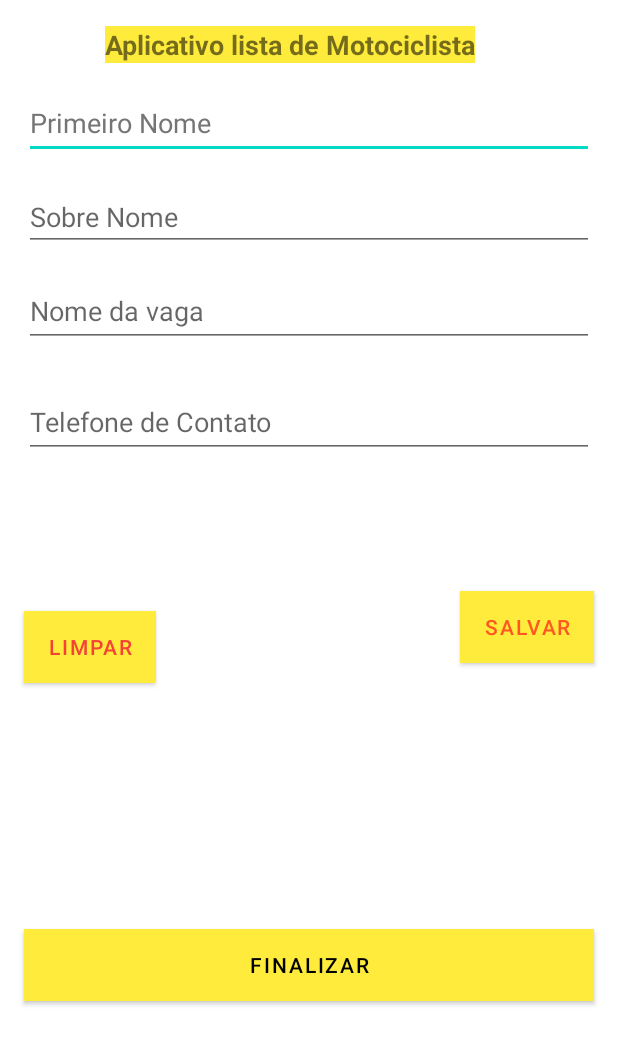
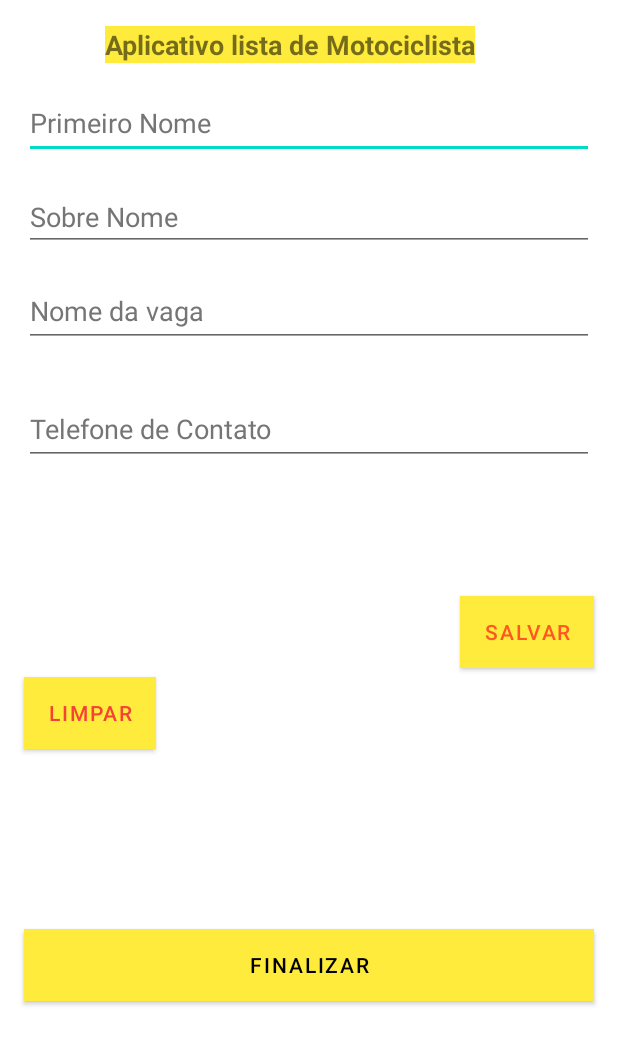
Before and after one commit to renatobrasil1/Curso-Desenvolvimento-Android, an Android app: the layout activity_main.xml on its own in the app's theme, with its tools: preview values and no code run, on a phone screen of 412 x 824 dp. Shown: the top 1045 px of the screen. Run offline under Robolectric (Android 15) with nearby library versions, the phone set to English and light mode, and no system bars.

Commit message:
executando o aplicativo no device ou seja no celular

```diff
--- a/Applistamotociclista/app/build.gradle
+++ b/Applistamotociclista/app/build.gradle
@@ -4,12 +4,12 @@ plugins {
 
 android {
     namespace 'renato.brasil.com.br.applistamotociclista'
-    compileSdk 32
+    compileSdk 33
 
     defaultConfig {
         applicationId "renato.brasil.com.br.applistamotociclista"
         minSdk 26
-        targetSdk 32
+        targetSdk 33
         versionCode 1
         versionName "1.0"
 
--- /dev/null
+++ b/Applistamotociclista/app/src/main/java/renato/brasil/com/br/applistamotociclista/MainActivity.java
@@ -0,0 +1,12 @@
+package renato.brasil.com.br.applistamotociclista;
+
+import android.app.Activity;
+import android.os.Bundle;
+
+public class MainActivity extends Activity {
+    @Override
+    protected void onCreate(Bundle savedInstanceState) {
+        super.onCreate(savedInstanceState);
+        setContentView(R.layout.activity_main);
+    }
+}
--- a/Applistamotociclista/app/src/main/res/layout/activity_main.xml
+++ b/Applistamotociclista/app/src/main/res/layout/activity_main.xml
@@ -33,7 +33,8 @@
         android:textColorHint="#757575"
         app:layout_constraintEnd_toEndOf="parent"
         app:layout_constraintStart_toStartOf="parent"
-        app:layout_constraintTop_toBottomOf="@+id/txttitulo" />
+        app:layout_constraintTop_toBottomOf="@+id/txttitulo"
+        android:autofillHints="" />
 
     <EditText
         android:id="@+id/editSobreNome"
@@ -44,13 +45,15 @@
         android:hint="@string/txt_hint_edit_sobrenome"
         android:inputType="textPersonName"
         android:minHeight="48dp"
+        android:textColorHint="#757575"
         app:layout_constraintEnd_toEndOf="parent"
         app:layout_constraintStart_toStartOf="parent"
         app:layout_constraintTop_toBottomOf="@+id/editPrimeiroNome"
-        tools:ignore="TouchTargetSizeCheck" />
+        tools:ignore="TouchTargetSizeCheck"
+        android:autofillHints="" />
 
     <EditText
-        android:id="@+id/editTextTextPersonName3"
+        android:id="@+id/editNomeDaVaga"
         android:layout_width="match_parent"
         android:layout_height="48dp"
         android:layout_margin="16dp"
@@ -58,12 +61,14 @@
         android:hint="@string/txt_hint_edit_nome_da_vaga"
         android:inputType="textPersonName"
         android:minHeight="48dp"
+        android:textColorHint="#757575"
         app:layout_constraintEnd_toEndOf="parent"
         app:layout_constraintStart_toStartOf="parent"
-        app:layout_constraintTop_toBottomOf="@+id/editSobreNome" />
+        app:layout_constraintTop_toBottomOf="@+id/editSobreNome"
+        android:autofillHints="" />
 
     <EditText
-        android:id="@+id/editTextTextPersonName4"
+        android:id="@+id/editTelefoneDeContato"
         android:layout_width="match_parent"
         android:layout_height="48dp"
         android:layout_margin="16dp"
@@ -71,19 +76,21 @@
         android:hint="@string/txt_hint_edit_telefone_de_contato"
         android:inputType="textPersonName"
         android:minHeight="48dp"
-        app:layout_constraintBottom_toTopOf="@+id/btbLimpar"
+        android:textColorHint="#757575"
+        app:layout_constraintBottom_toTopOf="@+id/btnLimpar"
         app:layout_constraintEnd_toEndOf="parent"
         app:layout_constraintHorizontal_bias="0.093"
         app:layout_constraintStart_toStartOf="parent"
-        app:layout_constraintTop_toBottomOf="@+id/editTextTextPersonName3"
-        app:layout_constraintVertical_bias="0.105" />
+        app:layout_constraintTop_toBottomOf="@+id/editNomeDaVaga"
+        app:layout_constraintVertical_bias="0.105"
+        android:autofillHints="" />
 
     <Button
-        android:id="@+id/btbLimpar"
+        android:id="@+id/btnLimpar"
         android:layout_width="wrap_content"
         android:layout_height="wrap_content"
         android:layout_marginStart="16dp"
-        android:layout_marginBottom="164dp"
+        android:layout_marginBottom="120dp"
         android:background="@color/black"
         android:text="@string/txt_btn_limpar"
         android:textColor="#F44336"
@@ -101,8 +108,8 @@
         app:layout_constraintBottom_toTopOf="@+id/btnFinalizar"
         app:layout_constraintEnd_toEndOf="parent"
         app:layout_constraintHorizontal_bias="1.0"
-        app:layout_constraintStart_toEndOf="@+id/btbLimpar"
-        app:layout_constraintTop_toBottomOf="@+id/editTextTextPersonName4"
+        app:layout_constraintStart_toEndOf="@+id/btnLimpar"
+        app:layout_constraintTop_toBottomOf="@+id/editTelefoneDeContato"
         app:layout_constraintVertical_bias="0.333" />
 
     <Button
```
